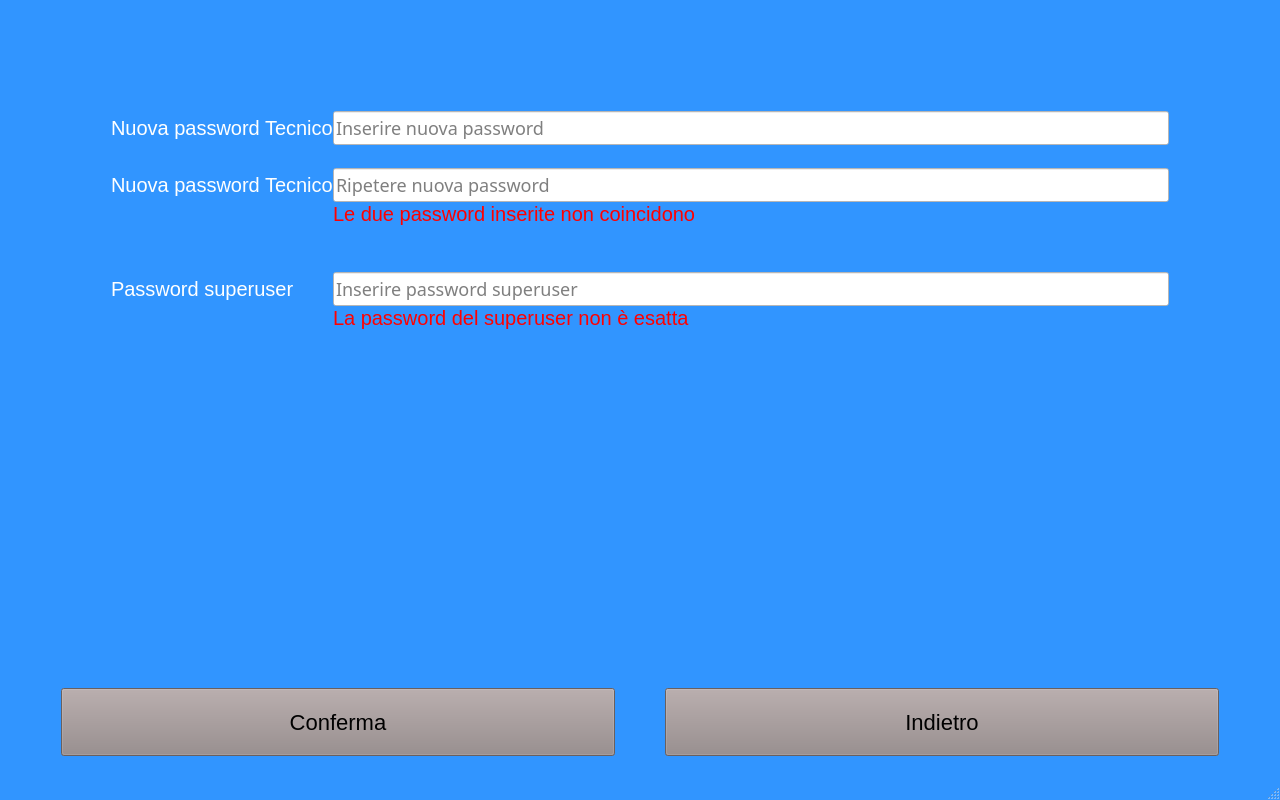
First picture: the form in mainwindowtecnico.ui, repository giuseppedifatta/sistemaTecnico, before the edit.
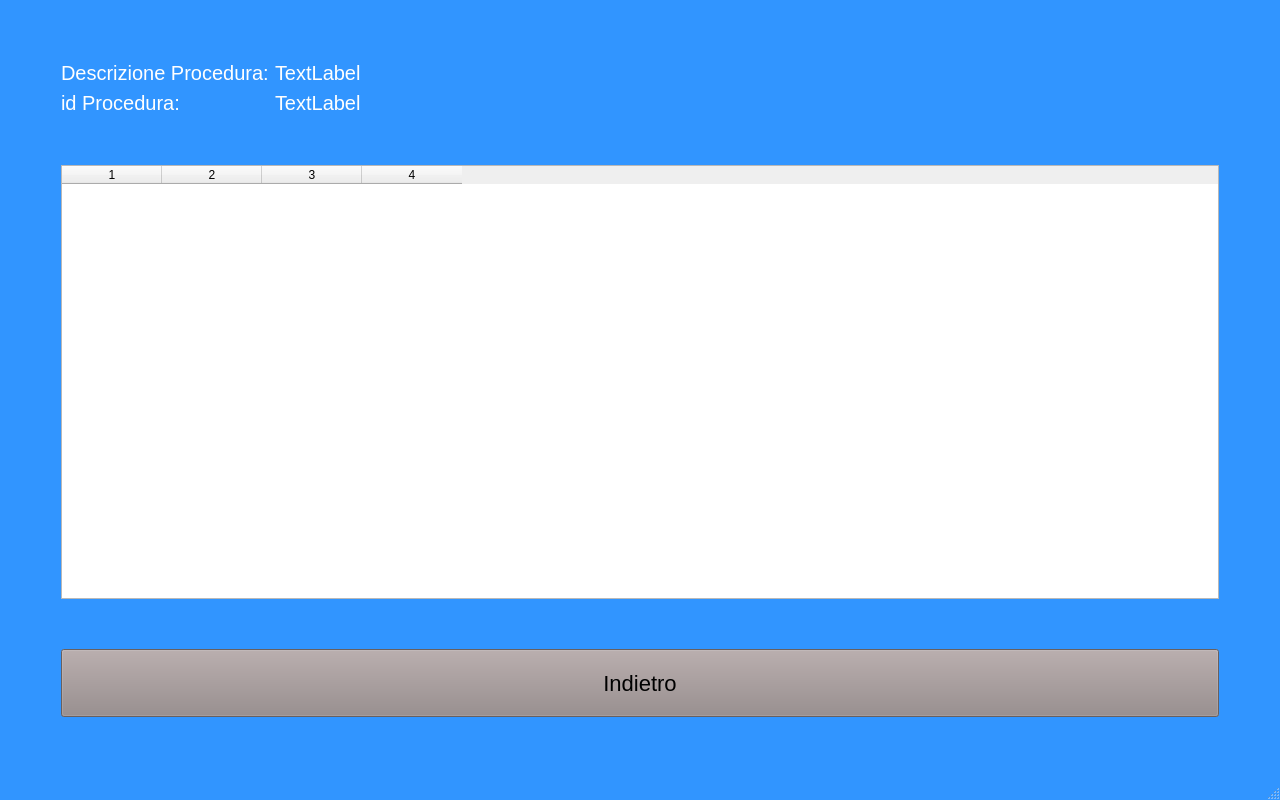
Second picture: the form after the edit. The open tabs and pages were chosen to show the change.

```diff
--- a/mainwindowtecnico.ui
+++ b/mainwindowtecnico.ui
@@ -1300,6 +1300,89 @@
        <layout class="QVBoxLayout" name="verticalLayout_2"/>
       </widget>
       <widget class="QWidget" name="aggiunta_token_seggio_page"/>
+      <widget class="QWidget" name="visualizzazione_sessioni_page">
+       <layout class="QVBoxLayout" name="verticalLayout">
+        <property name="spacing">
+         <number>50</number>
+        </property>
+        <property name="leftMargin">
+         <number>50</number>
+        </property>
+        <property name="topMargin">
+         <number>50</number>
+        </property>
+        <property name="rightMargin">
+         <number>50</number>
+        </property>
+        <property name="bottomMargin">
+         <number>50</number>
+        </property>
+        <item>
+         <layout class="QFormLayout" name="formLayout_5">
+          <item row="0" column="0">
+           <widget class="QLabel" name="label_descProc_s">
+            <property name="text">
+             <string>Descrizione Procedura:</string>
+            </property>
+           </widget>
+          </item>
+          <item row="0" column="1">
+           <widget class="QLabel" name="label_descProc_s_content">
+            <property name="text">
+             <string>TextLabel</string>
+            </property>
+           </widget>
+          </item>
+          <item row="1" column="0">
+           <widget class="QLabel" name="label_idProcedura_s">
+            <property name="text">
+             <string>id Procedura:</string>
+            </property>
+           </widget>
+          </item>
+          <item row="1" column="1">
+           <widget class="QLabel" name="label_idProcedura_s_content">
+            <property name="text">
+             <string>TextLabel</string>
+            </property>
+           </widget>
+          </item>
+         </layout>
+        </item>
+        <item>
+         <widget class="QTableWidget" name="tableWidget_sessioni">
+          <column>
+           <property name="text">
+            <string>1</string>
+           </property>
+          </column>
+          <column>
+           <property name="text">
+            <string>2</string>
+           </property>
+          </column>
+          <column>
+           <property name="text">
+            <string>3</string>
+           </property>
+          </column>
+          <column>
+           <property name="text">
+            <string>4</string>
+           </property>
+          </column>
+         </widget>
+        </item>
+        <item>
+         <widget class="QPushButton" name="pushButton_indietro_toProcedure">
+          <property name="text">
+           <string>Indietro</string>
+          </property>
+         </widget>
+        </item>
+       </layout>
+      </widget>
+      <widget class="QWidget" name="visualizzazione_schede_page"/>
      </widget>
     </item>
    </layout>
```
Left out of the diff: 16 changed lines with no effect on the pictures.
